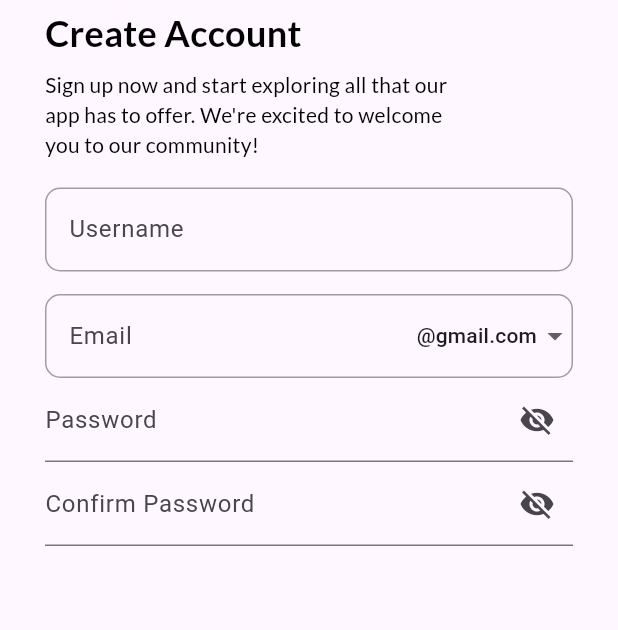
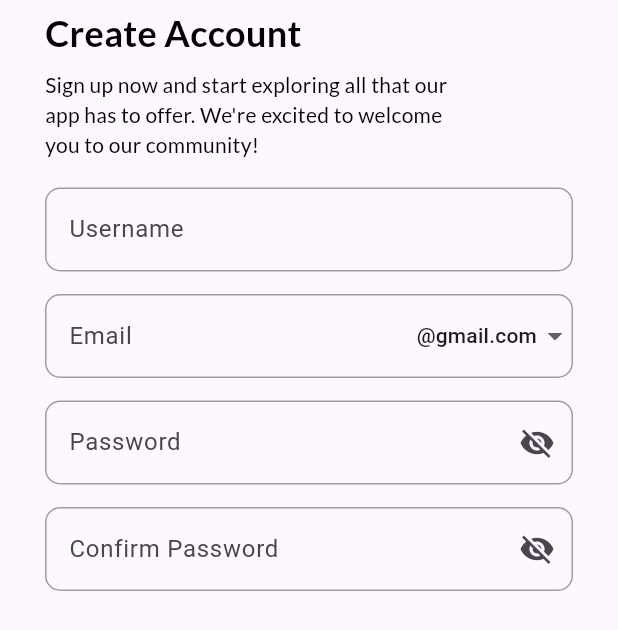
Before and after one commit to Sukhmeetsingh306/NFT_Trading, a Flutter app: the screen it shows after launch, on a phone screen of 412 x 824 dp. Shown: the top 630 px of the screen. Run offline on Flutter 3.47's test engine with Material 3 defaults, Android fonts, the phone set to English and light mode, and no system bars; our stand-ins replace google_fonts.

Commit message:
some code completed

```diff
--- a/frontend/lib/screens/signup_screen.dart
+++ b/frontend/lib/screens/signup_screen.dart
@@ -130,26 +130,12 @@ class _SignUpScreenState extends State<SignUpScreen> {
                         _updateEmail();
                       },
                     ),
-                    TextFormField(
-                      controller: _passwordController,
+                    sizedBoxH15(),
+                    textFormField(
+                      _passwordController,
                       autovalidateMode: AutovalidateMode.onUserInteraction,
-                      decoration: InputDecoration(
-                        labelText: 'Password',
-                        suffixIcon: IconButton(
-                          icon: Icon(
-                            _obscureText
-                                ? Icons.visibility_off
-                                : Icons.visibility,
-                          ),
-                          onPressed: () {
-                            setState(() {
-                              _obscureText = !_obscureText;
-                            });
-                          },
-                        ),
-                      ),
-                      obscureText: _obscureText,
-                      validator: (value) {
+                      'Password',
+                      (value) {
                         if (value == null || value.isEmpty) {
                           return 'Please enter a password';
                         }
@@ -163,12 +149,6 @@ class _SignUpScreenState extends State<SignUpScreen> {
                         }
                         return null;
                       },
-                    ),
-                    TextFormField(
-                      controller: _confirmPasswordController,
-                      autovalidateMode: AutovalidateMode.onUserInteraction,
-                      decoration: InputDecoration(
-                        labelText: 'Confirm Password',
                       suffixIcon: IconButton(
                         icon: Icon(
                           _obscureText
@@ -177,13 +157,18 @@ class _SignUpScreenState extends State<SignUpScreen> {
                         ),
                         onPressed: () {
                           setState(() {
-                              _confirmObscureText = !_confirmObscureText;
+                            _obscureText = !_obscureText;
                           });
                         },
                       ),
+                      obscureText: _obscureText,
                     ),
-                      obscureText: _confirmObscureText,
-                      validator: (value) {
+                    sizedBoxH15(),
+                    textFormField(
+                      _confirmPasswordController,
+                      autovalidateMode: AutovalidateMode.onUserInteraction,
+                      'Confirm Password',
+                      (value) {
                         if (value == null || value.isEmpty) {
                           return 'Please enter a password';
                         }
@@ -197,8 +182,20 @@ class _SignUpScreenState extends State<SignUpScreen> {
                         }
                         return null;
                       },
+                      suffixIcon: IconButton(
+                        icon: Icon(
+                          _confirmObscureText
+                              ? Icons.visibility_off
+                              : Icons.visibility,
                         ),
-                    SizedBox(height: 20),
+                        onPressed: () {
+                          setState(() {
+                            _confirmObscureText = !_confirmObscureText;
+                          });
+                        },
+                      ),
+                      obscureText: _confirmObscureText,
+                    ),
                   ],
                 ),
               ),
--- a/frontend/lib/utils/text_utils.dart
+++ b/frontend/lib/utils/text_utils.dart
@@ -23,12 +23,20 @@ Widget textFormField(
   TextInputType? keyboardType,
   Iterable<String>? autofillHints,
   void Function(String)? onChanged,
+  bool? obscureText,
+  AutovalidateMode? autovalidateMode,
 }) {
   return TextFormField(
       controller: controller,
       decoration: InputDecoration(
         labelText: labelText,
         suffixIcon: suffixIcon,
+        border: OutlineInputBorder(
+          borderSide: BorderSide(
+            color: Colors.grey,
+          ),
+          borderRadius: BorderRadius.circular(10.0),
+        ),
         enabledBorder: OutlineInputBorder(
           borderSide: BorderSide(
             color: Colors.grey,
@@ -46,7 +54,8 @@ Widget textFormField(
       autofillHints: autofillHints,
       validator: validator,
       onChanged: onChanged,
-  );
+      obscureText: obscureText ?? false,
+      autovalidateMode: autovalidateMode);
 }
 
 
```
Lines whose indentation alone changed are shown as unchanged.
